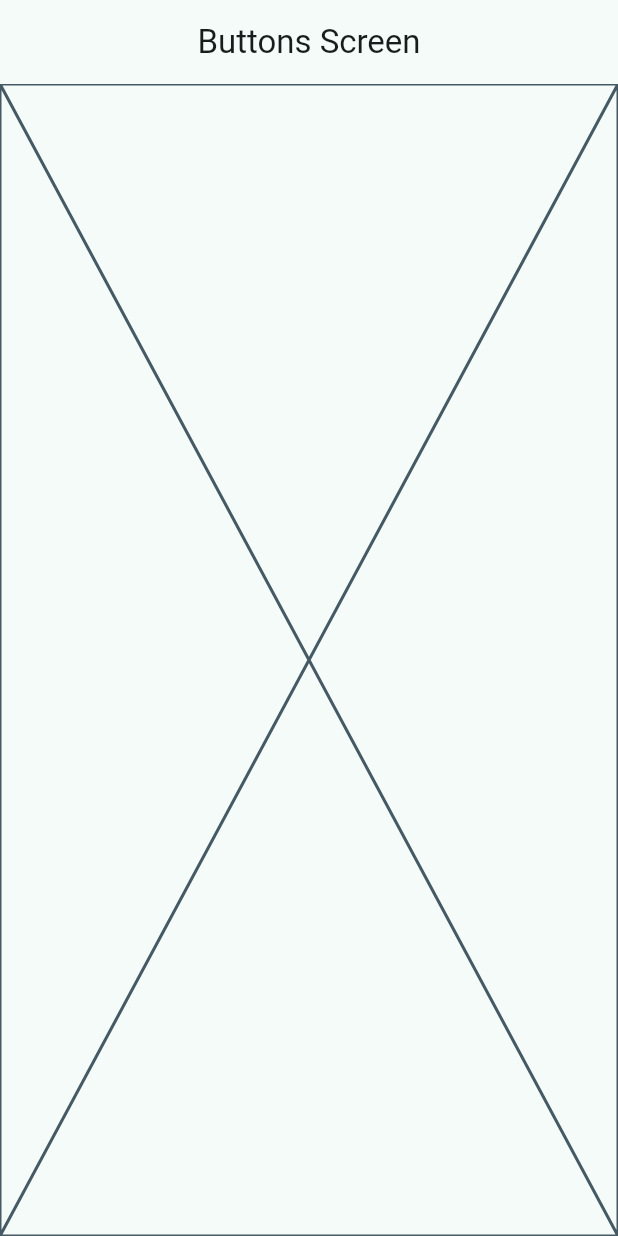
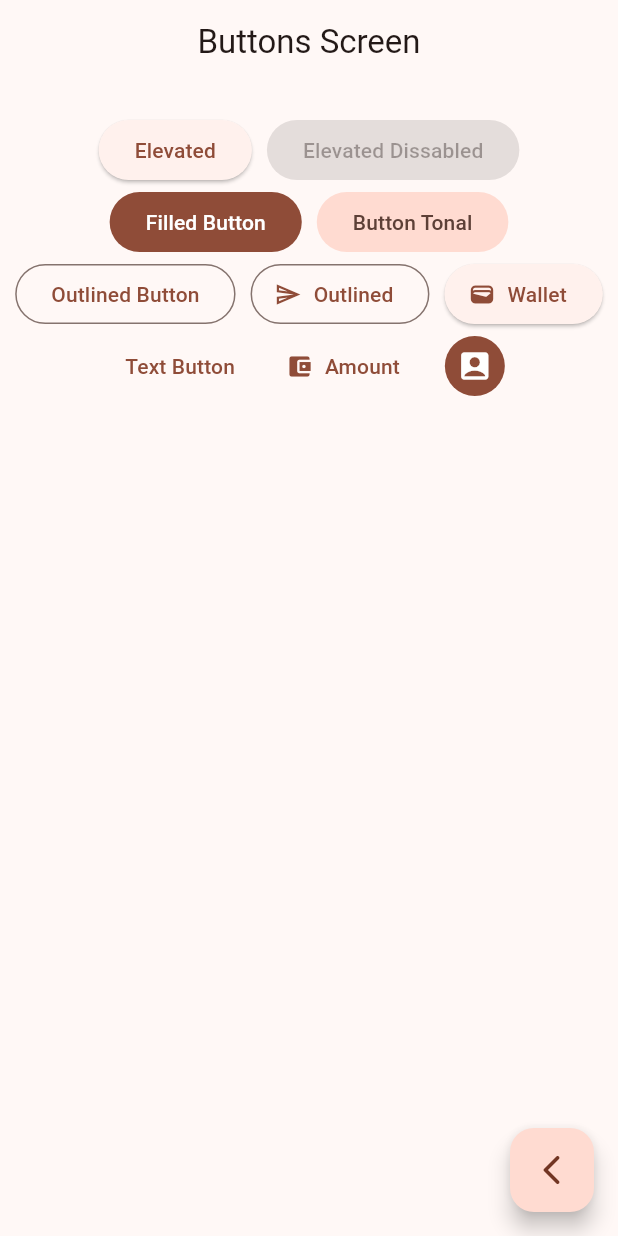
Before and after one commit to fabianrm/widgets-app, a Flutter app: the ButtonsScreen screen opened by its route, on a phone screen of 412 x 824 dp. Run offline on Flutter 3.47's test engine with Material 2 defaults, Android fonts, the phone set to English and light mode, and no system bars; our stand-ins replace go_router.

Commit message:
Se agregaron botones a la pantalla botones

```diff
--- a/lib/main.dart
+++ b/lib/main.dart
@@ -14,7 +14,7 @@ class MainApp extends StatelessWidget {
     return MaterialApp.router(
       debugShowCheckedModeBanner: false,
       routerConfig: approuter,
-      theme: AppTheme(selectedColor: 1).getTheme(),
+      theme: AppTheme(selectedColor: 4).getTheme(),
     );
   }
 }
--- a/lib/presentations/screens/buttons/buttons_screen.dart
+++ b/lib/presentations/screens/buttons/buttons_screen.dart
@@ -1,18 +1,88 @@
 import 'package:flutter/material.dart';
+import 'package:go_router/go_router.dart';
 
 class ButtonsScreen extends StatelessWidget {
-
-static const String name = 'buttons_screen';
+  static const String name = 'buttons_screen';
 
   const ButtonsScreen({Key? key}) : super(key: key);
 
   @override
   Widget build(BuildContext context) {
     return Scaffold(
-      appBar: AppBar(
-        title: const Text('Buttons Screen'),
+        appBar: AppBar(
+          title: const Text('Buttons Screen'),
+        ),
+        body: const _ButtonsView(),
+        floatingActionButton: FloatingActionButton(
+          child: const Icon(
+            Icons.arrow_back_ios_rounded,
+          ),
+          onPressed: () {
+            context.pop();
+          },
+        ));
+  }
+}
+
+class _ButtonsView extends StatelessWidget {
+  const _ButtonsView();
+
+  @override
+  Widget build(BuildContext context) {
+    final colors = Theme.of(context).colorScheme;
+
+    return SizedBox(
+      width: double.infinity,
+      child: Padding(
+        padding: const EdgeInsets.symmetric(horizontal: 10, vertical: 20),
+        child: Wrap(
+          spacing: 10,
+          alignment: WrapAlignment.center,
+          children: [
+            ElevatedButton(onPressed: () {}, child: const Text('Elevated')),
+            const ElevatedButton(
+                onPressed: null, child: Text('Elevated Dissabled')),
+            FilledButton(onPressed: () {}, child: const Text('Filled Button')),
+            FilledButton.tonal(
+              onPressed: () {},
+              child: const Text('Button Tonal'),
+            ),
+            OutlinedButton(
+              onPressed: () {},
+              child: const Text('Outlined Button'),
+            ),
+            OutlinedButton.icon(
+              onPressed: () {},
+              icon: const Icon(Icons.send_outlined),
+              label: const Text('Outlined'),
+            ),
+            ElevatedButton.icon(
+              onPressed: () {},
+              icon: const Icon(Icons.wallet_outlined),
+              label: const Text('Wallet'),
+            ),
+            TextButton(
+              onPressed: () {},
+              child: const Text('Text Button'),
+            ),
+            TextButton.icon(
+                onPressed: () {},
+                icon: const Icon(Icons.account_balance_wallet),
+                label: const Text('Amount')),
+
+            //TODO: CUSTOM ICON
+
+            IconButton(
+              onPressed: () {},
+              icon: const Icon(Icons.account_box_rounded),
+              style: ButtonStyle(
+                backgroundColor: MaterialStatePropertyAll(colors.primary),
+                iconColor: const MaterialStatePropertyAll(Colors.white),
+              ),
+            )
+          ],
+        ),
       ),
-      body: const Placeholder(),
     );
   }
 }
--- a/lib/presentations/screens/home/home_screen.dart
+++ b/lib/presentations/screens/home/home_screen.dart
@@ -1,7 +1,6 @@
 import 'package:flutter/material.dart';
 import 'package:go_router/go_router.dart';
 import 'package:widgets_app/config/menu/menu_items.dart';
-import 'package:widgets_app/presentations/screens/cards/cards_screen.dart';
 
 class HomeScreen extends StatelessWidget {
   static const String name = 'home_screen';
```
